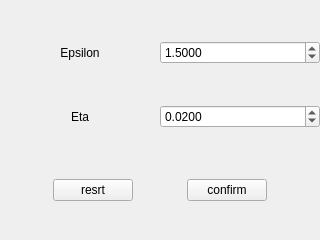
crazyBeliever-He/LOWPOLY, file src/ui/douglas_peucker_dialog.ui: the form before one commit.
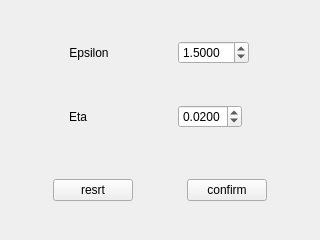
The form after the commit.

```diff
--- a/src/ui/douglas_peucker_dialog.ui
+++ b/src/ui/douglas_peucker_dialog.ui
@@ -49,6 +49,12 @@
       </property>
       <item row="0" column="0">
        <widget class="QLabel" name="label_Epsilon">
+        <property name="sizePolicy">
+         <sizepolicy hsizetype="Fixed" vsizetype="Preferred">
+          <horstretch>0</horstretch>
+          <verstretch>0</verstretch>
+         </sizepolicy>
+        </property>
         <property name="text">
          <string>Epsilon</string>
         </property>
@@ -59,6 +65,12 @@
       </item>
       <item row="0" column="1">
        <widget class="QDoubleSpinBox" name="Epsilon">
+        <property name="sizePolicy">
+         <sizepolicy hsizetype="Fixed" vsizetype="Fixed">
+          <horstretch>0</horstretch>
+          <verstretch>0</verstretch>
+         </sizepolicy>
+        </property>
         <property name="decimals">
          <number>4</number>
         </property>
@@ -75,6 +87,12 @@
       </item>
       <item row="1" column="0">
        <widget class="QLabel" name="label_Eta">
+        <property name="sizePolicy">
+         <sizepolicy hsizetype="Fixed" vsizetype="Preferred">
+          <horstretch>0</horstretch>
+          <verstretch>0</verstretch>
+         </sizepolicy>
+        </property>
         <property name="text">
          <string>Eta</string>
         </property>
@@ -85,6 +103,12 @@
       </item>
       <item row="1" column="1">
        <widget class="QDoubleSpinBox" name="Eta">
+        <property name="sizePolicy">
+         <sizepolicy hsizetype="Fixed" vsizetype="Fixed">
+          <horstretch>0</horstretch>
+          <verstretch>0</verstretch>
+         </sizepolicy>
+        </property>
         <property name="decimals">
          <number>4</number>
         </property>
```
